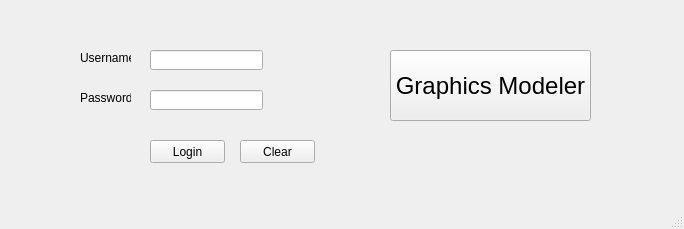
This is mainwindow.ui in rizzi-trevor/CS1C-2DGraphicsModeler as Qt 5 draws it before an edit. The edited form follows.
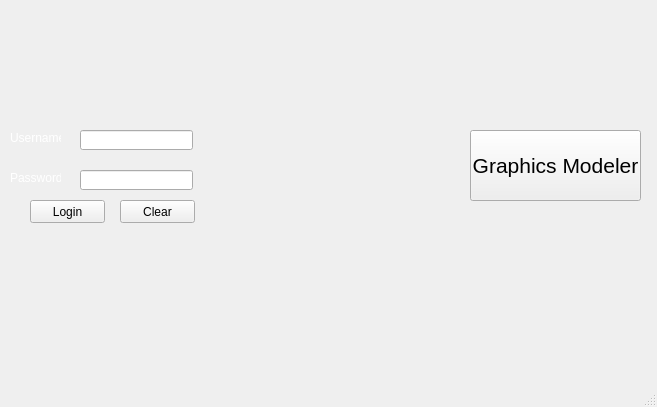
This is the edited form.

```diff
--- a/mainwindow.ui
+++ b/mainwindow.ui
@@ -6,8 +6,8 @@
    <rect>
     <x>0</x>
     <y>0</y>
-    <width>684</width>
-    <height>229</height>
+    <width>657</width>
+    <height>407</height>
    </rect>
   </property>
   <property name="windowTitle">
@@ -17,8 +17,8 @@
    <widget class="QPushButton" name="loginButton">
     <property name="geometry">
      <rect>
-      <x>150</x>
-      <y>140</y>
+      <x>30</x>
+      <y>200</y>
       <width>75</width>
       <height>23</height>
      </rect>
@@ -30,8 +30,8 @@
    <widget class="QPushButton" name="clearButton">
     <property name="geometry">
      <rect>
-      <x>240</x>
-      <y>140</y>
+      <x>120</x>
+      <y>200</y>
       <width>75</width>
       <height>23</height>
      </rect>
@@ -43,8 +43,8 @@
    <widget class="QLineEdit" name="usernameLine">
     <property name="geometry">
      <rect>
-      <x>150</x>
-      <y>50</y>
+      <x>80</x>
+      <y>130</y>
       <width>113</width>
       <height>20</height>
      </rect>
@@ -53,8 +53,8 @@
    <widget class="QLineEdit" name="passwordLine">
     <property name="geometry">
      <rect>
-      <x>150</x>
-      <y>90</y>
+      <x>80</x>
+      <y>170</y>
       <width>113</width>
       <height>20</height>
      </rect>
@@ -66,15 +66,15 @@
    <widget class="QPushButton" name="modelerButton">
     <property name="geometry">
      <rect>
-      <x>390</x>
-      <y>50</y>
-      <width>201</width>
+      <x>470</x>
+      <y>130</y>
+      <width>171</width>
       <height>71</height>
      </rect>
     </property>
     <property name="font">
      <font>
-      <pointsize>18</pointsize>
+      <pointsize>16</pointsize>
       <weight>50</weight>
       <bold>false</bold>
      </font>
@@ -86,12 +86,49 @@
    <widget class="QLabel" name="usernameLabel">
     <property name="geometry">
      <rect>
-      <x>80</x>
-      <y>50</y>
+      <x>10</x>
+      <y>130</y>
       <width>51</width>
       <height>16</height>
      </rect>
     </property>
+    <property name="palette">
+     <palette>
+      <active>
+       <colorrole role="WindowText">
+        <brush brushstyle="SolidPattern">
+         <color alpha="255">
+          <red>255</red>
+          <green>255</green>
+          <blue>255</blue>
+         </color>
+        </brush>
+       </colorrole>
+      </active>
+      <inactive>
+       <colorrole role="WindowText">
+        <brush brushstyle="SolidPattern">
+         <color alpha="255">
+          <red>255</red>
+          <green>255</green>
+          <blue>255</blue>
+         </color>
+        </brush>
+       </colorrole>
+      </inactive>
+      <disabled>
+       <colorrole role="WindowText">
+        <brush brushstyle="SolidPattern">
+         <color alpha="255">
+          <red>120</red>
+          <green>120</green>
+          <blue>120</blue>
+         </color>
+        </brush>
+       </colorrole>
+      </disabled>
+     </palette>
+    </property>
     <property name="text">
      <string>Username:</string>
     </property>
@@ -99,12 +136,49 @@
    <widget class="QLabel" name="passLabel">
     <property name="geometry">
      <rect>
-      <x>80</x>
-      <y>90</y>
+      <x>10</x>
+      <y>170</y>
       <width>51</width>
       <height>16</height>
      </rect>
     </property>
+    <property name="palette">
+     <palette>
+      <active>
+       <colorrole role="WindowText">
+        <brush brushstyle="SolidPattern">
+         <color alpha="255">
+          <red>255</red>
+          <green>255</green>
+          <blue>255</blue>
+         </color>
+        </brush>
+       </colorrole>
+      </active>
+      <inactive>
+       <colorrole role="WindowText">
+        <brush brushstyle="SolidPattern">
+         <color alpha="255">
+          <red>255</red>
+          <green>255</green>
+          <blue>255</blue>
+         </color>
+        </brush>
+       </colorrole>
+      </inactive>
+      <disabled>
+       <colorrole role="WindowText">
+        <brush brushstyle="SolidPattern">
+         <color alpha="255">
+          <red>120</red>
+          <green>120</green>
+          <blue>120</blue>
+         </color>
+        </brush>
+       </colorrole>
+      </disabled>
+     </palette>
+    </property>
     <property name="text">
      <string>Password:</string>
     </property>
@@ -112,16 +186,75 @@
    <widget class="QLabel" name="warningLabel">
     <property name="geometry">
      <rect>
-      <x>150</x>
-      <y>180</y>
+      <x>30</x>
+      <y>230</y>
       <width>181</width>
       <height>21</height>
      </rect>
     </property>
+    <property name="palette">
+     <palette>
+      <active>
+       <colorrole role="WindowText">
+        <brush brushstyle="SolidPattern">
+         <color alpha="255">
+          <red>255</red>
+          <green>255</green>
+          <blue>255</blue>
+         </color>
+        </brush>
+       </colorrole>
+      </active>
+      <inactive>
+       <colorrole role="WindowText">
+        <brush brushstyle="SolidPattern">
+         <color alpha="255">
+          <red>255</red>
+          <green>255</green>
+          <blue>255</blue>
+         </color>
+        </brush>
+       </colorrole>
+      </inactive>
+      <disabled>
+       <colorrole role="WindowText">
+        <brush brushstyle="SolidPattern">
+         <color alpha="255">
+          <red>120</red>
+          <green>120</green>
+          <blue>120</blue>
+         </color>
+        </brush>
+       </colorrole>
+      </disabled>
+     </palette>
+    </property>
     <property name="text">
      <string/>
     </property>
    </widget>
+   <widget class="QLabel" name="label">
+    <property name="geometry">
+     <rect>
+      <x>0</x>
+      <y>0</y>
+      <width>666</width>
+      <height>375</height>
+     </rect>
+    </property>
+    <property name="text">
+     <string/>
+    </property>
+   </widget>
+   <zorder>label</zorder>
+   <zorder>loginButton</zorder>
+   <zorder>clearButton</zorder>
+   <zorder>usernameLine</zorder>
+   <zorder>passwordLine</zorder>
+   <zorder>modelerButton</zorder>
+   <zorder>usernameLabel</zorder>
+   <zorder>passLabel</zorder>
+   <zorder>warningLabel</zorder>
   </widget>
   <widget class="QMenuBar" name="menubar">
    <property name="geometry">
```
Left out of the diff: 2 changed lines with no effect on the pictures.
